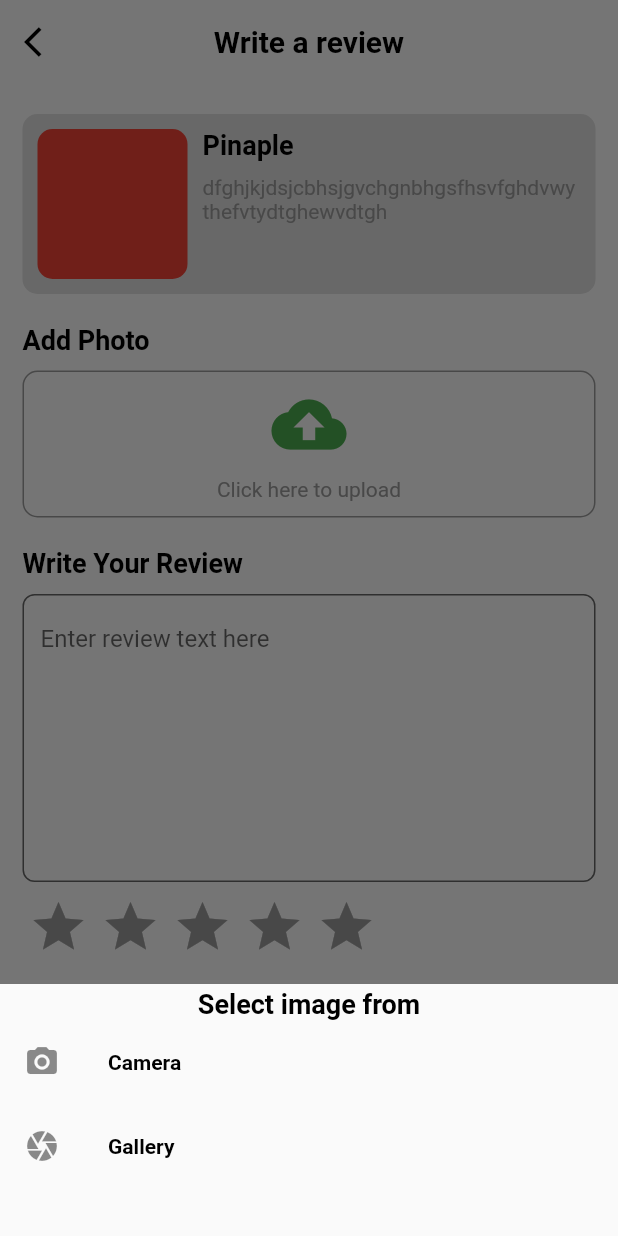
After one commit to Peterkimliz/digiStoreFlutterApp, a Flutter app: the ReviewPage screen opened directly, after a tap on "Click here to upload", on a phone screen of 412 x 824 dp. The commit adds this screen. Run offline on Flutter 3.47's test engine with Material 2 defaults, Android fonts, the phone set to English and light mode, and no system bars; drawn by our look-alikes of flutter_rating_bar; our stand-ins replace cached_network_image, connectivity_plus, flutter_spinkit, get, readmore, shared_preferences and 1 more; missing offline and left inert: blurry_modal_progress_hud, light_carousel; accounts and stored records are empty; network calls fail.

Commit message:
created product review page

```diff
--- /dev/null
+++ b/lib/screens/products/reviews_page.dart
@@ -0,0 +1,218 @@
+import 'package:digi_store/widgets/big_title.dart';
+import 'package:digi_store/widgets/small_text.dart';
+import 'package:flutter/material.dart';
+import 'package:flutter_rating_bar/flutter_rating_bar.dart';
+import 'package:get/get.dart';
+
+class ReviewPage extends StatelessWidget {
+  ReviewPage({Key? key}) : super(key: key);
+
+  @override
+  Widget build(BuildContext context) {
+    return Scaffold(
+      backgroundColor: Colors.white,
+      appBar: AppBar(
+        backgroundColor: Colors.white,
+        elevation: 0.0,
+        leading: IconButton(
+            onPressed: () {
+              Get.back();
+            },
+            icon: Icon(
+              Icons.arrow_back_ios,
+              color: Colors.black,
+            )),
+        titleSpacing: 0.0,
+        centerTitle: true,
+        title: Text(
+          "Write a review",
+          style: TextStyle(color: Colors.black, fontWeight: FontWeight.bold),
+        ),
+      ),
+      body: SingleChildScrollView(
+        physics: ScrollPhysics(),
+        child: Container(
+          padding: EdgeInsets.only(top: 10, left: 15, right: 15),
+          child: Column(
+            crossAxisAlignment: CrossAxisAlignment.start,
+            children: [
+              SizedBox(
+                height: 10,
+              ),
+              Container(
+                padding: EdgeInsets.all(10),
+                width: double.infinity,
+                decoration: BoxDecoration(
+                    color: Colors.grey.withOpacity(0.3),
+                    borderRadius: BorderRadius.circular(10)),
+                child: Row(
+                  crossAxisAlignment: CrossAxisAlignment.start,
+                  children: [
+                    Container(
+                      height: 100,
+                      width: 100,
+                      decoration: BoxDecoration(
+                          color: Colors.red,
+                          borderRadius: BorderRadius.circular(10),
+                          image: DecorationImage(
+                              fit: BoxFit.cover, image: NetworkImage(""))),
+                    ),
+                    SizedBox(
+                      width: 10,
+                    ),
+                    Expanded(
+                      child: Column(
+                        crossAxisAlignment: CrossAxisAlignment.start,
+                        children: [
+                          bigTitle(title: "Pinaple", color: Colors.black),
+                          SizedBox(
+                            height: 10,
+                          ),
+                          smallTitle(
+                              title:
+                                  "dfghjkjdsjcbhsjgvchgnbhgsfhsvfghdvwythefvtydtghewvdtgh",
+                              color: Colors.grey)
+                        ],
+                      ),
+                    )
+                  ],
+                ),
+              ),
+              SizedBox(
+                height: 20,
+              ),
+              bigTitle(title: "Add Photo", color: Colors.black),
+              SizedBox(
+                height: 10,
+              ),
+              Container(
+                padding: EdgeInsets.all(10),
+                width: double.infinity,
+                decoration: BoxDecoration(
+                    color: Colors.white,
+                    borderRadius: BorderRadius.circular(10),
+                    border: Border.all(
+                      color: Colors.grey,
+                      width: 1,
+                    )),
+                child: InkWell(
+                  onTap: () {
+                    showImageSelectionBottomSheet(context: context);
+                  },
+                  child: Column(
+                    children: [
+                      Icon(
+                        Icons.cloud_upload,
+                        size: 50,
+                        color: Colors.green,
+                      ),
+                      SizedBox(
+                        height: 10,
+                      ),
+                      smallTitle(
+                          title: "Click here to upload", color: Colors.grey)
+                    ],
+                  ),
+                ),
+              ),
+              SizedBox(
+                height: 20,
+              ),
+              bigTitle(title: "Write Your Review", color: Colors.black),
+              SizedBox(
+                height: 10,
+              ),
+              TextFormField(
+                minLines: 8,
+                maxLines: null,
+                decoration: InputDecoration(
+                    fillColor: Colors.white,
+                    filled: true,
+                    hintText: "Enter review text here",
+                    border: OutlineInputBorder(
+                        borderRadius: BorderRadius.circular(8),
+                        borderSide: BorderSide(color: Colors.grey, width: 1)),
+                    focusedBorder: OutlineInputBorder(
+                        borderRadius: BorderRadius.circular(8),
+                        borderSide: BorderSide(color: Colors.grey, width: 1)),
+                    errorBorder: OutlineInputBorder(
+                        borderRadius: BorderRadius.circular(8),
+                        borderSide: BorderSide(color: Colors.grey, width: 1))),
+              ),
+              SizedBox(
+                height: 10,
+              ),
+          RatingBar.builder(
+            initialRating: 0,
+            minRating: 1,
+            direction: Axis.horizontal,
+            allowHalfRating: false,
+            itemCount: 5,
+            itemPadding: const EdgeInsets.symmetric(horizontal: 4.0),
+            itemBuilder: (context, _) => const Icon(
+              Icons.star,
+              color: Colors.amber,
+            ),
+            onRatingUpdate: (rating) {
+
+            },
+          ),
+
+            ],
+          ),
+        ),
+      ),
+      bottomNavigationBar: BottomAppBar(
+        child: Container(
+          color: Colors.white,
+          height: kBottomNavigationBarHeight,
+          width: double.infinity,
+          padding: EdgeInsets.only(left: 15, right: 15, top: 5, bottom: 5),
+          child: Container(
+            decoration: BoxDecoration(
+                borderRadius: BorderRadius.circular(10), color: Colors.green),
+            child: Center(
+              child: Text(
+                "Submit Review",
+                style:
+                    TextStyle(color: Colors.white, fontWeight: FontWeight.bold),
+              ),
+            ),
+          ),
+        ),
+      ),
+    );
+  }
+
+  showImageSelectionBottomSheet({required BuildContext context}) {
+    showModalBottomSheet(
+        context: context,
+        builder: (_) {
+          return Container(
+            height: kBottomNavigationBarHeight * 3,
+            child: Column(
+              crossAxisAlignment: CrossAxisAlignment.start,
+              children: [
+                SizedBox(
+                  height: 3,
+                ),
+                Center(
+                  child:
+                      bigTitle(title: "Select image from", color: Colors.black),
+                ),
+                ListTile(
+                  leading: Icon(Icons.camera_alt),
+                  title:
+                      bigTitle(title: "Camera", color: Colors.black, size: 14),
+                ),
+                ListTile(
+                  leading: Icon(Icons.camera),
+                  title:
+                      bigTitle(title: "Gallery", color: Colors.black, size: 14),
+                )
+              ],
+            ),
+          );
+        });
+  }
+}
--- a/lib/screens/shop/componets/shop_card.dart
+++ b/lib/screens/shop/componets/shop_card.dart
@@ -1,11 +1,17 @@
+import 'package:digi_store/screens/products/reviews_page.dart';
 import 'package:flutter/material.dart';
 import 'package:flutter_rating_bar/flutter_rating_bar.dart';
+import 'package:get/get.dart';
 
 import '../../../widgets/big_title.dart';
 import '../../../widgets/small_text.dart';
 
 Widget shopCard() {
-  return Container(
+  return InkWell(
+    onTap: () {
+      Get.to(() => ReviewPage());
+    },
+    child: Container(
       padding: EdgeInsets.all(5),
       child: Stack(
         children: [
@@ -68,5 +74,6 @@ Widget shopCard() {
           )
         ],
       ),
+    ),
   );
 }
```
Lines whose indentation alone changed are shown as unchanged.
